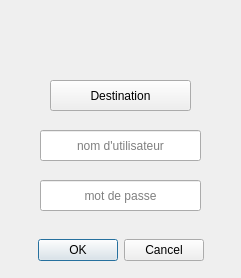
Before: the Qt Designer form src/views/forms/recoverbackupsdialog.ui in LP-ACPI/VerrouYEAH, drawn with Qt 5.
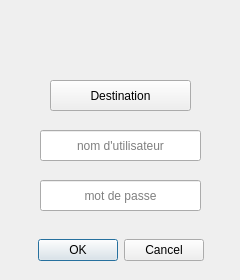
After: the same form once the commit is applied. Icons and pictures are not drawn.

What changed in the file:
```diff
--- a/src/views/forms/recoverbackupsdialog.ui
+++ b/src/views/forms/recoverbackupsdialog.ui
@@ -6,10 +6,22 @@
    <rect>
     <x>0</x>
     <y>0</y>
-    <width>241</width>
-    <height>278</height>
+    <width>240</width>
+    <height>280</height>
    </rect>
   </property>
+  <property name="minimumSize">
+   <size>
+    <width>240</width>
+    <height>280</height>
+   </size>
+  </property>
+  <property name="maximumSize">
+   <size>
+    <width>240</width>
+    <height>280</height>
+   </size>
+  </property>
   <property name="windowTitle">
    <string>Dialog</string>
   </property>
```
Left out of the diff: 2 changed lines with no effect on the pictures.
